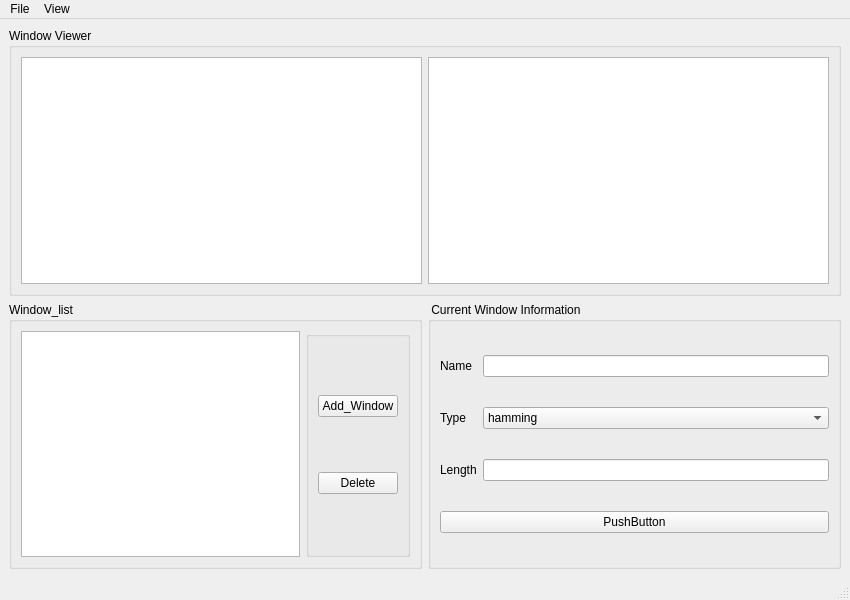
Above: untitled.ui from purehyacinth/pywindow before the change. Below: the same form after it.
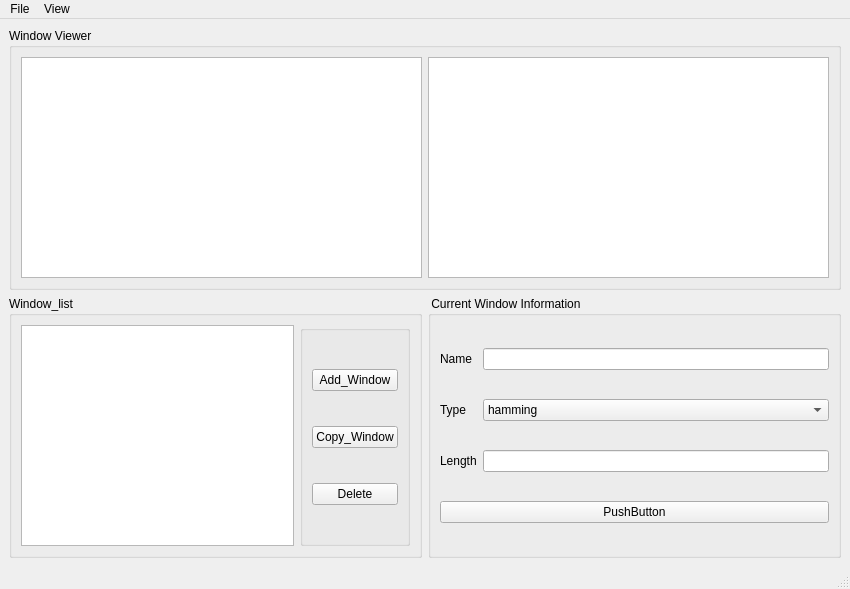
That is the form after the change.

```diff
--- a/untitled.ui
+++ b/untitled.ui
@@ -7,7 +7,7 @@
     <x>0</x>
     <y>0</y>
     <width>850</width>
-    <height>600</height>
+    <height>589</height>
    </rect>
   </property>
   <property name="windowTitle">
@@ -52,6 +52,13 @@
             </property>
            </widget>
           </item>
+          <item>
+           <widget class="QPushButton" name="pushButton_4">
+            <property name="text">
+             <string>Copy_Window</string>
+            </property>
+           </widget>
+          </item>
           <item>
            <widget class="QPushButton" name="pushButton_2">
             <property name="text">
```
